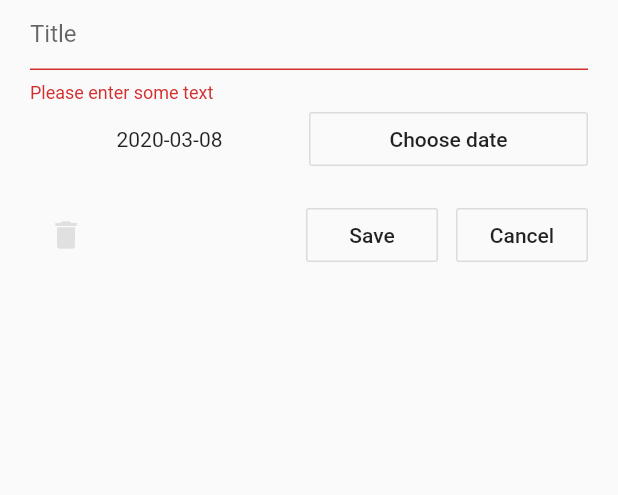
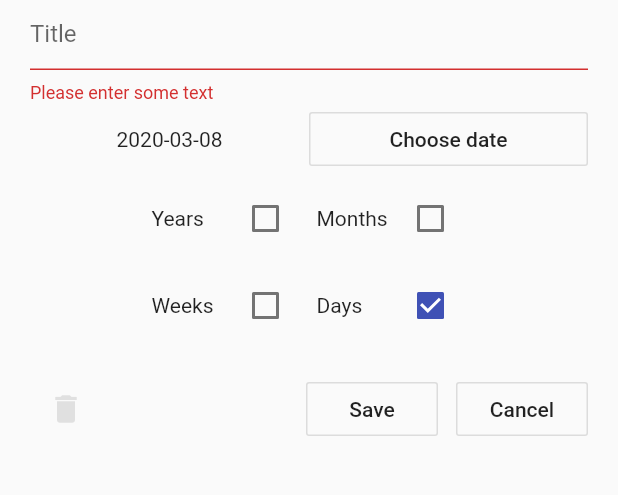
Before and after one commit to Gbr22/daycount, a Flutter app: the screen it shows after launch, after a tap on the "add" icon, after a tap on "Save", on a phone screen of 412 x 824 dp, the part 158-653 px from its top. Run offline on Flutter 3.47's test engine with Material 2 defaults, Android fonts, the phone set to English and light mode, and no system bars; our stand-ins replace shared_preferences; project files that could hold a hidden picture were left out.

Commit message:
add time units

```diff
--- a/lib/dataHandler.dart
+++ b/lib/dataHandler.dart
@@ -3,29 +3,89 @@ import 'dart:convert';
 
 import 'package:shared_preferences/shared_preferences.dart';
 
+import 'lang.dart';
+
 class DayRecord {
   String title;
   DateTime date;
   String id;
-  DayRecord(String title, DateTime date, String id){
+
+  Map units;
+  static Map defaultUnits = {
+    "month":false,
+    "year":false,
+    "week":false,
+    "day":true
+  };
+
+  DayRecord(String title, DateTime date, String id, Map units){
     this.title = title;
     this.date = date;
     this.id = id;
+    this.units = units;
   }
 
   int getDays(){
     return DateTime.now().difference(this.date).inDays;
   }
 
-  DayRecord.fromJson(Map<String, dynamic> json)
-      : title = json['title'],
-        date = DateTime.fromMillisecondsSinceEpoch(json['date']),
-        id = json['id'];
+  String formattedTime(){
+    List<List<dynamic>> map = [
+      ["year",365],
+      ["month",30],
+      ["week",7],
+      ["day",1]
+    ];
+    var days = this.getDays();
+    String diffName = Lang.get("ago");
+
+    if (days < 0){
+      diffName = Lang.get("until");
+    }
+    if (days == 0){
+      return "Today";
+    }
+
+    int absDays = days.abs();
+
+    Map<String, int> count = {
+
+    };
+    for(List<dynamic> entry in map){
+      if (this.units[entry[0]] == true){
+        var countOfUnit = (absDays/entry[1]).floor();
+        var daysUsedUp = countOfUnit*entry[1];
+        count[entry[0]] = countOfUnit;
+        absDays-= daysUsedUp;
+      }
+    }
+
+    String out = "";
+    for(List<dynamic> entry in map){
+      out+=this.units[entry[0]] == true ? "${count[entry[0]]} ${Lang.get(entry[0])} " : "";
+    }
+
+    return out+diffName;
+  }
+
+  static fromJson(Map<String, dynamic> json){
+    Map units = defaultUnits;
+    if (json["units"] != null){
+      units = json["units"];
+    }
+
+    return DayRecord(
+      json['title'], DateTime.fromMillisecondsSinceEpoch(json['date']), json['id'],
+      units
+    );
+  }
+
 
   Map<String, dynamic> toJson() => {
     'title': title,
     'date': date.millisecondsSinceEpoch,
     'id': id,
+    'units':units
   };
 }
 
--- /dev/null
+++ b/lib/lang.dart
@@ -0,0 +1,13 @@
+class Lang {
+  static Map en = {
+    "year":"years",
+    "month":"months",
+    "week":"weeks",
+    "day":"days",
+    "ago":"ago",
+    "until":"until"
+  };
+  static get(String key){
+    return en[key];
+  }
+}
--- a/lib/widgets/infoSheet.dart
+++ b/lib/widgets/infoSheet.dart
@@ -4,6 +4,7 @@ import 'dart:math';
 
 import '../dataHandler.dart';
 import 'card.dart';
+import 'unitTicker.dart';
 
 class InfoSheet extends StatefulWidget {
 
@@ -44,6 +45,8 @@ class _InfoSheetState extends State<InfoSheet> {
   Widget build(BuildContext context) {
     bool add = widget.record == null;
     bool edit = !add;
+
+    Map units = edit ? widget.record.units : DayRecord.defaultUnits;
 
     if (edit){
       if (_datePicked == null){
@@ -125,6 +128,36 @@ class _InfoSheetState extends State<InfoSheet> {
 
                       ],
                     ),
+                    Container(
+                      child: Column(
+                        children: <Widget>[
+                          Row(
+                            children: <Widget>[
+                              Expanded(
+                                child: Container(),
+                              ),
+                              UnitTicker(units,"year"),
+                              UnitTicker(units,"month"),
+                              Expanded(
+                                child: Container(),
+                              ),
+                            ],
+                          ),
+                          Row(
+                            children: <Widget>[
+                              Expanded(
+                                child: Container(),
+                              ),
+                              UnitTicker(units,"week"),
+                              UnitTicker(units,"day"),
+                              Expanded(
+                                child: Container(),
+                              ),
+                            ],
+                          )
+                        ],
+                      ),
+                    ),
                     Padding(
                       padding: const EdgeInsets.symmetric(vertical: 16.0),
                       child:
@@ -199,7 +232,12 @@ class _InfoSheetState extends State<InfoSheet> {
                                   if (_formKey.currentState.validate()) {
                                     // Process data.
                                     if (add){
-                                      var record = DayRecord(titleController.text, _datePicked, DateTime.now().toString());
+                                      var record = DayRecord(
+                                        titleController.text,
+                                        _datePicked,
+                                        DateTime.now().toString(),
+                                        units
+                                      );
 
                                       addRecord(record);
                                     } else {
--- /dev/null
+++ b/lib/widgets/unitTicker.dart
@@ -0,0 +1,74 @@
+
+import 'package:flutter/material.dart';
+
+import '../dataHandler.dart';
+import '../lang.dart';
+
+
+class UnitTicker extends StatefulWidget {
+
+  Map units;
+  String unit;
+
+  UnitTicker(Map units, String unit){
+    this.units= units;
+    this.unit = unit;
+  }
+
+  @override
+  _UnitTickerState createState() => _UnitTickerState();
+}
+
+
+class _UnitTickerState extends State<UnitTicker> {
+
+  bool _ticked;
+
+  @override
+  Widget build(BuildContext context) {
+    var units = widget.units;
+    var unit = widget.unit;
+
+    _ticked = units[unit];
+
+    firstUpper(String s){
+      return '${s[0].toUpperCase()}${s.substring(1)}';
+    }
+
+
+    return Container(
+      padding: EdgeInsets.all(5),
+      width: 110,
+      child: Row(
+        children: <Widget>[
+          Text(firstUpper(Lang.get(unit).toString())),
+          Expanded(
+            child: Container(),
+          ),
+          Checkbox(
+            value: _ticked,
+            onChanged: (bool val) {
+
+              units[unit] = !units[unit];
+              bool isOneTicked = false;
+              for (bool val in units.values){
+                if (val){
+                  isOneTicked = true;
+                  break;
+                }
+              }
+              if (!isOneTicked){
+                units[unit] = true;
+              }
+
+
+              setState(() {
+                _ticked = units[unit];
+              });
+            },
+          )
+        ],
+      ),
+    );
+  }
+}
```
Also changed, not shown: lib/widgets/card.dart (+3 -9 lines).
